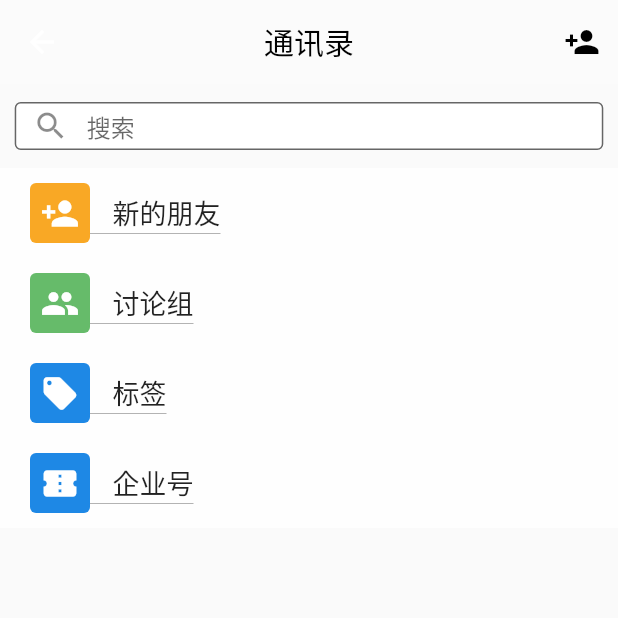
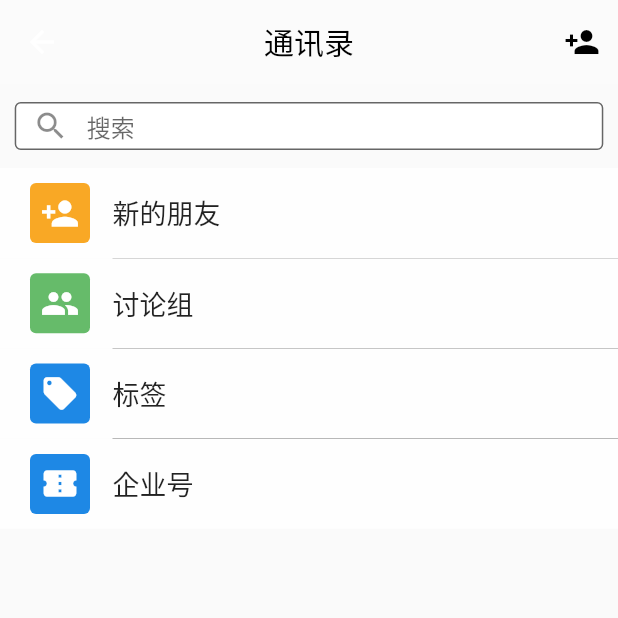
Before and after one commit to 1554967671/Flutter, a Flutter app: the AddressBook screen opened directly, on a phone screen of 412 x 824 dp, the top half of it. Run offline on Flutter 3.47's test engine with Material 2 defaults, Android fonts, the phone set to English and light mode, and no system bars; our stand-ins replace charts_flutter, device_info, get_it, local_auth, shared_preferences, webview_flutter; missing offline and left inert: bottom_tab_bar; accounts and stored records are empty.

Commit message:
修复bug

```diff
--- a/flutter_app/lib/addrbook.dart
+++ b/flutter_app/lib/addrbook.dart
@@ -65,12 +65,6 @@ class _AddBookBodyState extends State<AddBookBody>{
             ),
             Container(
               padding: EdgeInsets.fromLTRB(15.0, 0, 0, 0),
-              decoration: BoxDecoration(
-                border: Border(bottom: BorderSide(
-                  width: 0.2,
-                  color: Colors.black,
-                )),
-              ),
               child: Text(
                 title,
                 style: TextStyle(
@@ -84,27 +78,58 @@ class _AddBookBodyState extends State<AddBookBody>{
       ),
     );
   }
+  //绘制分割线
+  Widget _setLine(){
+    return Container(
+      height: 0.2,
+      child: Row(
+        children: <Widget>[
+          Container(
+            width: 75.0,
+            color: Colors.white70,
+          ),
+          Expanded(
+            child: Container(
+              color: Colors.black,
+            ),
+          ),
+        ],
+      ),
+    );
+  }
 
   @override
   Widget build(BuildContext context) {
     return Container(
         child: Stack(
           children: <Widget>[
+            ListView(
+              children: <Widget>[
                 //主列表区域
                 Container(
-              child: ListView(
+                  child: Column(
                     children: <Widget>[
                       //搜寻区域
                       SearchBox(),
                       //菜单区域
                       _setMenuItem('新的朋友',Icons.person_add,Colors.yellow[800],(){}),
+                      _setLine(),
                       _setMenuItem('讨论组',Icons.group,Colors.green[400],(){}),
+                      _setLine(),
                       _setMenuItem('标签',Icons.local_offer,Colors.blue[600],(){}),
+                      _setLine(),
                       _setMenuItem('企业号',Icons.confirmation_number,Colors.blue[600],(){}),
 
                     ],
                   ),
                 ),
+
+                //联系人
+
+              ],
+            ),
+
+            //字母
 
           ],
         )
--- a/flutter_app/pubspec.yaml
+++ b/flutter_app/pubspec.yaml
@@ -16,6 +16,7 @@ dependencies:
   local_auth: ^0.6.0+1
   get_it: ^1.0.3+2
   shared_preferences: 0.5.3+4
+  flutter_easyrefresh: ^2.0.4
   # The following adds the Cupertino Icons font to your application.
   # Use with the CupertinoIcons class for iOS style icons.
   cupertino_icons: ^0.1.2
```
Also changed, not shown: flutter_app/pubspec.lock. Lines whose indentation alone changed are shown as unchanged.
